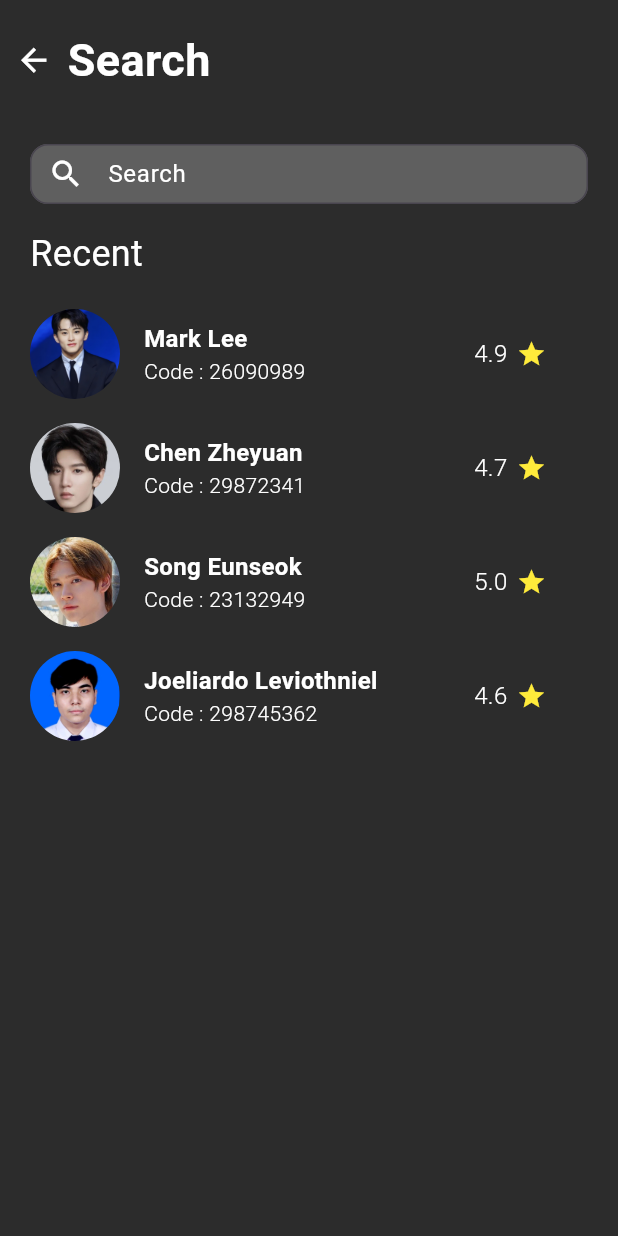
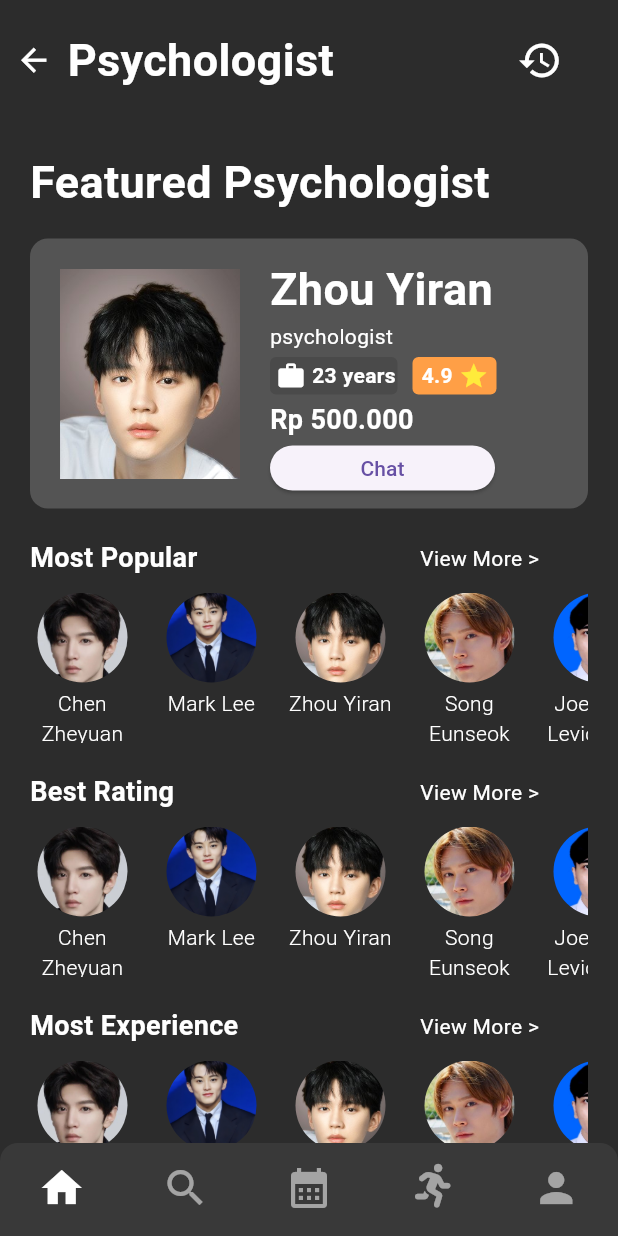
Before and after one commit to diandrakina/selamat_application, a Flutter app: the screen it shows after launch, on a phone screen of 412 x 824 dp. Run offline on Flutter 3.47's test engine with Material 3 defaults, Android fonts, the phone set to English and light mode, and no system bars; our stand-ins replace cached_network_image, carousel_slider, fl_chart, flutter_svg, font_awesome_flutter and 2 more; missing offline and left inert: dart:ffi; Roboto replaces fonts that are missing (SamsungSans).

Commit message:
Diandra - Discover Psychologist

```diff
--- a/lib/main.dart
+++ b/lib/main.dart
@@ -1,6 +1,7 @@
 import 'package:flutter/material.dart';
 import 'package:flutter/services.dart';
 import 'package:flutter/scheduler.dart';
+import 'package:selamat_application/pages/discovery_page/discoverPsychologist.dart';
 import 'package:selamat_application/pages/discovery_page/featuredHabitsPage.dart';
 import 'package:selamat_application/pages/discovery_page/habitPage.dart';
 import 'package:selamat_application/pages/discovery_page/psychologistDetailPage.dart';
@@ -70,7 +71,7 @@ class MyApp extends StatelessWidget {
       // ),
       theme: new ThemeData(scaffoldBackgroundColor: AppColors.bgDarkMode),
       debugShowCheckedModeBanner: false,
-      home: SearchDiscoverPage(),
+      home: DiscoverPsychologist(),
     );
   }
 }
--- /dev/null
+++ b/lib/pages/discovery_page/discoverPsychologist.dart
@@ -0,0 +1,491 @@
+import 'dart:ffi';
+
+import 'package:flutter/material.dart';
+import 'package:font_awesome_flutter/font_awesome_flutter.dart';
+import 'package:selamat_application/styles/styles.dart';
+import 'package:selamat_application/widget/navbar.dart';
+import 'package:selamat_application/widget/widget_login_register/customElevatedButton.dart';
+
+import '../../widget/widget_discovery/container_profile_psikolog.dart';
+
+class DiscoverPsychologist extends StatefulWidget {
+  const DiscoverPsychologist({super.key});
+
+  @override
+  State<DiscoverPsychologist> createState() => _DiscoverPsychologistState();
+}
+
+class _DiscoverPsychologistState extends State<DiscoverPsychologist> {
+  @override
+  Widget build(BuildContext context) {
+    return SafeArea(
+      child: Scaffold(
+        appBar: AppBar(
+          toolbarHeight: 80,
+          leadingWidth: double.maxFinite,
+          leading: Container(
+            color: AppColors.bgDarkMode,
+            child: Row(
+              children: [
+                Padding(padding: EdgeInsets.all(5)),
+                FaIcon(
+                  Icons.arrow_back,
+                  color: AppColors.white,
+                  size: 25,
+                ),
+                Padding(padding: EdgeInsets.all(5)),
+                SizedBox(
+                  width: 300,
+                  child: Text(
+                    "Psychologist",
+                    style: TextStyles.bold_30,
+                  ),
+                ),
+                FaIcon(
+                  Icons.history,
+                  color: AppColors.white,
+                  size: 30,
+                )
+              ],
+            ),
+          ),
+        ),
+
+        //BODY
+        body: SingleChildScrollView(
+          child: Container(
+            padding: EdgeInsets.only(left: 20, right: 20),
+            child: Column(
+              crossAxisAlignment: CrossAxisAlignment.start,
+              children: [
+                SizedBox(
+                  height: 20,
+                ),
+                Text(
+                  "Featured Psychologist",
+                  style: TextStyles.bold_30,
+                ),
+                Padding(padding: EdgeInsets.all(8)),
+                Container(
+                  height: 180,
+                  width: double.maxFinite,
+                  decoration: BoxDecoration(
+                      color: AppColors.floatingGrey,
+                      borderRadius: BorderRadius.circular(12)),
+                  child: Row(
+                    children: [
+                      SizedBox(
+                        width: 20,
+                      ),
+                      Container(
+                        height: 140,
+                        width: 120,
+                        decoration: BoxDecoration(
+                          shape: BoxShape.rectangle,
+                          image: DecorationImage(
+                              image: AssetImage(
+                                  'assets/images/discovery_page/psikolog/ZhouYiran.jpg'),
+                              fit: BoxFit.cover),
+                        ),
+                      ),
+                      Padding(padding: EdgeInsets.all(10)),
+                      Container(
+                        child: Column(
+                          crossAxisAlignment: CrossAxisAlignment.start,
+                          mainAxisAlignment: MainAxisAlignment.center,
+                          children: [
+                            Text(
+                              "Zhou Yiran",
+                              style: TextStyles.bold_30,
+                            ),
+                            Text(
+                              'psychologist',
+                              style: TextStyles.regular_14,
+                            ),
+                            Padding(padding: EdgeInsets.all(2)),
+                            Row(
+                              children: [
+                                Container(
+                                  height: 25,
+                                  width: 85,
+                                  decoration: BoxDecoration(
+                                      borderRadius: BorderRadius.circular(4),
+                                      color: AppColors.inactiveTask),
+                                  child: Row(
+                                    children: [
+                                      Padding(padding: EdgeInsets.all(2)),
+                                      FaIcon(
+                                        Icons.work,
+                                        color: Colors.white,
+                                        size: 20,
+                                      ),
+                                      Padding(padding: EdgeInsets.all(2)),
+                                      Text(
+                                        "23 years",
+                                        style: TextStyles.bold_14,
+                                      )
+                                    ],
+                                  ),
+                                ),
+                                Padding(padding: EdgeInsets.all(5)),
+                                Container(
+                                  height: 25,
+                                  width: 56,
+                                  decoration: BoxDecoration(
+                                      borderRadius: BorderRadius.circular(4),
+                                      color: AppColors.successStreak),
+                                  child: Row(
+                                    children: [
+                                      Padding(padding: EdgeInsets.all(3)),
+                                      Text(
+                                        "4.9",
+                                        style: TextStyles.bold_14,
+                                      ),
+                                      Padding(padding: EdgeInsets.all(2)),
+                                      FaIcon(
+                                        Icons.star,
+                                        color: Colors.yellow,
+                                        size: 20,
+                                      ),
+                                    ],
+                                  ),
+                                ),
+                              ],
+                            ),
+                            Padding(padding: EdgeInsets.all(2)),
+                            Text(
+                              'Rp 500.000',
+                              style: TextStyles.bold_18,
+                            ),
+                            Padding(padding: EdgeInsets.all(2)),
+                            CustomElevatedButton(
+                              text: "Chat",
+                              width: 150,
+                              height: 30,
+                            )
+                          ],
+                        ),
+                      )
+                    ],
+                  ),
+                ),
+                SizedBox(
+                  height: 20,
+                ),
+
+                //MOST POPULAR
+                Row(
+                  children: [
+                    SizedBox(
+                      width: 260,
+                      child: Text(
+                        "Most Popular",
+                        style: TextStyles.bold_18,
+                      ),
+                    ),
+                    Text(
+                      "View More >",
+                      style: TextStyles.regular_14,
+                    )
+                  ],
+                ),
+                SizedBox(
+                  height: 10,
+                ),
+                Container(
+                  height: 100,
+                  // color: Colors.amber,
+                  width: double.maxFinite,
+                  child: SingleChildScrollView(
+                    scrollDirection: Axis.horizontal,
+                    child: Row(
+                      children: [
+                        Container(
+                          child: ProfilePsikolog(
+                              imagePsikolog:
+                                  'assets/images/discovery_page/psikolog/ChenZheyuan.jpg',
+                              namePsikolog: 'Chen Zheyuan'),
+                        ),
+                        Padding(padding: EdgeInsets.all(8)),
+                        Container(
+                          child: ProfilePsikolog(
+                              imagePsikolog:
+                                  'assets/images/discovery_page/psikolog/MarkLee.jpg',
+                              namePsikolog: 'Mark Lee'),
+                        ),
+                        Padding(padding: EdgeInsets.all(8)),
+                        Container(
+                          child: ProfilePsikolog(
+                              imagePsikolog:
+                                  'assets/images/discovery_page/psikolog/ZhouYiran.jpg',
+                              namePsikolog: 'Zhou Yiran'),
+                        ),
+                        Padding(padding: EdgeInsets.all(8)),
+                        Container(
+                          child: ProfilePsikolog(
+                              imagePsikolog:
+                                  'assets/images/discovery_page/psikolog/SongEunseok.jpg',
+                              namePsikolog: 'Song Eunseok'),
+                        ),
+                        Padding(padding: EdgeInsets.all(8)),
+                        Container(
+                          child: ProfilePsikolog(
+                              imagePsikolog:
+                                  'assets/images/discovery_page/psikolog/Joel.jpeg',
+                              namePsikolog: 'Joeliardo Leviothniel'),
+                        ),
+                        Padding(padding: EdgeInsets.all(8)),
+                        Container(
+                          child: ProfilePsikolog(
+                              imagePsikolog:
+                                  'assets/images/discovery_page/psikolog/ChenZheyuan.jpg',
+                              namePsikolog: 'Chen Zheyuan'),
+                        ),
+                        Padding(padding: EdgeInsets.all(8)),
+                        Container(
+                          child: ProfilePsikolog(
+                              imagePsikolog:
+                                  'assets/images/discovery_page/psikolog/MarkLee.jpg',
+                              namePsikolog: 'Mark Lee'),
+                        ),
+                        Padding(padding: EdgeInsets.all(8)),
+                        Container(
+                          child: ProfilePsikolog(
+                              imagePsikolog:
+                                  'assets/images/discovery_page/psikolog/ZhouYiran.jpg',
+                              namePsikolog: 'Zhou Yiran'),
+                        ),
+                        Padding(padding: EdgeInsets.all(8)),
+                        Container(
+                          child: ProfilePsikolog(
+                              imagePsikolog:
+                                  'assets/images/discovery_page/psikolog/SongEunseok.jpg',
+                              namePsikolog: 'Song Eunseok'),
+                        ),
+                        Padding(padding: EdgeInsets.all(8)),
+                        Container(
+                          child: ProfilePsikolog(
+                              imagePsikolog:
+                                  'assets/images/discovery_page/psikolog/Joel.jpeg',
+                              namePsikolog: 'Joeliardo Leviothniel'),
+                        ),
+                        Padding(padding: EdgeInsets.all(8)),
+                      ],
+                    ),
+                  ),
+                ),
+
+                //BEST RATING
+                Padding(padding: EdgeInsets.all(10)),
+                Row(
+                  children: [
+                    SizedBox(
+                      width: 260,
+                      child: Text(
+                        "Best Rating",
+                        style: TextStyles.bold_18,
+                      ),
+                    ),
+                    Text(
+                      "View More >",
+                      style: TextStyles.regular_14,
+                    )
+                  ],
+                ),
+                SizedBox(
+                  height: 10,
+                ),
+                Container(
+                  height: 100,
+                  // color: Colors.amber,
+                  width: double.maxFinite,
+                  child: SingleChildScrollView(
+                    scrollDirection: Axis.horizontal,
+                    child: Row(
+                      children: [
+                        Container(
+                          child: ProfilePsikolog(
+                              imagePsikolog:
+                                  'assets/images/discovery_page/psikolog/ChenZheyuan.jpg',
+                              namePsikolog: 'Chen Zheyuan'),
+                        ),
+                        Padding(padding: EdgeInsets.all(8)),
+                        Container(
+                          child: ProfilePsikolog(
+                              imagePsikolog:
+                                  'assets/images/discovery_page/psikolog/MarkLee.jpg',
+                              namePsikolog: 'Mark Lee'),
+                        ),
+                        Padding(padding: EdgeInsets.all(8)),
+                        Container(
+                          child: ProfilePsikolog(
+                              imagePsikolog:
+                                  'assets/images/discovery_page/psikolog/ZhouYiran.jpg',
+                              namePsikolog: 'Zhou Yiran'),
+                        ),
+                        Padding(padding: EdgeInsets.all(8)),
+                        Container(
+                          child: ProfilePsikolog(
+                              imagePsikolog:
+                                  'assets/images/discovery_page/psikolog/SongEunseok.jpg',
+                              namePsikolog: 'Song Eunseok'),
+                        ),
+                        Padding(padding: EdgeInsets.all(8)),
+                        Container(
+                          child: ProfilePsikolog(
+                              imagePsikolog:
+                                  'assets/images/discovery_page/psikolog/Joel.jpeg',
+                              namePsikolog: 'Joeliardo Leviothniel'),
+                        ),
+                        Padding(padding: EdgeInsets.all(8)),
+                        Container(
+                          child: ProfilePsikolog(
+                              imagePsikolog:
+                                  'assets/images/discovery_page/psikolog/ChenZheyuan.jpg',
+                              namePsikolog: 'Chen Zheyuan'),
+                        ),
+                        Padding(padding: EdgeInsets.all(8)),
+                        Container(
+                          child: ProfilePsikolog(
+                              imagePsikolog:
+                                  'assets/images/discovery_page/psikolog/MarkLee.jpg',
+                              namePsikolog: 'Mark Lee'),
+                        ),
+                        Padding(padding: EdgeInsets.all(8)),
+                        Container(
+                          child: ProfilePsikolog(
+                              imagePsikolog:
+                                  'assets/images/discovery_page/psikolog/ZhouYiran.jpg',
+                              namePsikolog: 'Zhou Yiran'),
+                        ),
+                        Padding(padding: EdgeInsets.all(8)),
+                        Container(
+                          child: ProfilePsikolog(
+                              imagePsikolog:
+                                  'assets/images/discovery_page/psikolog/SongEunseok.jpg',
+                              namePsikolog: 'Song Eunseok'),
+                        ),
+                        Padding(padding: EdgeInsets.all(8)),
+                        Container(
+                          child: ProfilePsikolog(
+                              imagePsikolog:
+                                  'assets/images/discovery_page/psikolog/Joel.jpeg',
+                              namePsikolog: 'Joeliardo Leviothniel'),
+                        ),
+                        Padding(padding: EdgeInsets.all(8)),
+                      ],
+                    ),
+                  ),
+                ),
+
+                //MOST EXPERIENCE
+                Padding(padding: EdgeInsets.all(10)),
+                Row(
+                  children: [
+                    SizedBox(
+                      width: 260,
+                      child: Text(
+                        "Most Experience",
+                        style: TextStyles.bold_18,
+                      ),
+                    ),
+                    Text(
+                      "View More >",
+                      style: TextStyles.regular_14,
+                    )
+                  ],
+                ),
+                SizedBox(
+                  height: 10,
+                ),
+                Container(
+                  height: 100,
+                  // color: Colors.amber,
+                  width: double.maxFinite,
+                  child: SingleChildScrollView(
+                    scrollDirection: Axis.horizontal,
+                    child: Row(
+                      children: [
+                        Container(
+                          child: ProfilePsikolog(
+                              imagePsikolog:
+                                  'assets/images/discovery_page/psikolog/ChenZheyuan.jpg',
+                              namePsikolog: 'Chen Zheyuan'),
+                        ),
+                        Padding(padding: EdgeInsets.all(8)),
+                        Container(
+                          child: ProfilePsikolog(
+                              imagePsikolog:
+                                  'assets/images/discovery_page/psikolog/MarkLee.jpg',
+                              namePsikolog: 'Mark Lee'),
+                        ),
+                        Padding(padding: EdgeInsets.all(8)),
+                        Container(
+                          child: ProfilePsikolog(
+                              imagePsikolog:
+                                  'assets/images/discovery_page/psikolog/ZhouYiran.jpg',
+                              namePsikolog: 'Zhou Yiran'),
+                        ),
+                        Padding(padding: EdgeInsets.all(8)),
+                        Container(
+                          child: ProfilePsikolog(
+                              imagePsikolog:
+                                  'assets/images/discovery_page/psikolog/SongEunseok.jpg',
+                              namePsikolog: 'Song Eunseok'),
+                        ),
+                        Padding(padding: EdgeInsets.all(8)),
+                        Container(
+                          child: ProfilePsikolog(
+                              imagePsikolog:
+                                  'assets/images/discovery_page/psikolog/Joel.jpeg',
+                              namePsikolog: 'Joeliardo Leviothniel'),
+                        ),
+                        Padding(padding: EdgeInsets.all(8)),
+                        Container(
+                          child: ProfilePsikolog(
+                              imagePsikolog:
+                                  'assets/images/discovery_page/psikolog/ChenZheyuan.jpg',
+                              namePsikolog: 'Chen Zheyuan'),
+                        ),
+                        Padding(padding: EdgeInsets.all(8)),
+                        Container(
+                          child: ProfilePsikolog(
+                              imagePsikolog:
+                                  'assets/images/discovery_page/psikolog/MarkLee.jpg',
+                              namePsikolog: 'Mark Lee'),
+                        ),
+                        Padding(padding: EdgeInsets.all(8)),
+                        Container(
+                          child: ProfilePsikolog(
+                              imagePsikolog:
+                                  'assets/images/discovery_page/psikolog/ZhouYiran.jpg',
+                              namePsikolog: 'Zhou Yiran'),
+                        ),
+                        Padding(padding: EdgeInsets.all(8)),
+                        Container(
+                          child: ProfilePsikolog(
+                              imagePsikolog:
+                                  'assets/images/discovery_page/psikolog/SongEunseok.jpg',
+                              namePsikolog: 'Song Eunseok'),
+                        ),
+                        Padding(padding: EdgeInsets.all(8)),
+                        Container(
+                          child: ProfilePsikolog(
+                              imagePsikolog:
+                                  'assets/images/discovery_page/psikolog/Joel.jpeg',
+                              namePsikolog: 'Joeliardo Leviothniel'),
+                        ),
+                        Padding(padding: EdgeInsets.all(8)),
+                      ],
+                    ),
+                  ),
+                ),
+              ],
+            ),
+          ),
+        ),
+        bottomNavigationBar: NavBar(),
+      ),
+    );
+  }
+}
--- a/lib/pages/discovery_page/searchDiscoverPage.dart
+++ b/lib/pages/discovery_page/searchDiscoverPage.dart
@@ -46,6 +46,10 @@ class _SearchDiscoverPageState extends State<SearchDiscoverPage> {
           children: [
             Padding(padding: EdgeInsets.all(8)),
             CustomSearchBar(),
+            SingleChildScrollView(
+              child: Column(
+                  crossAxisAlignment: CrossAxisAlignment.start,
+                  children: [
                     Padding(padding: EdgeInsets.all(8)),
                     Text(
                       "Recent",
@@ -81,6 +85,8 @@ class _SearchDiscoverPageState extends State<SearchDiscoverPage> {
                         name: "Joeliardo Leviothniel",
                         code: "298745362",
                         rating: 4.6),
+                  ]),
+            ),
           ],
         ),
       ),
```
Lines whose indentation alone changed are shown as unchanged.
